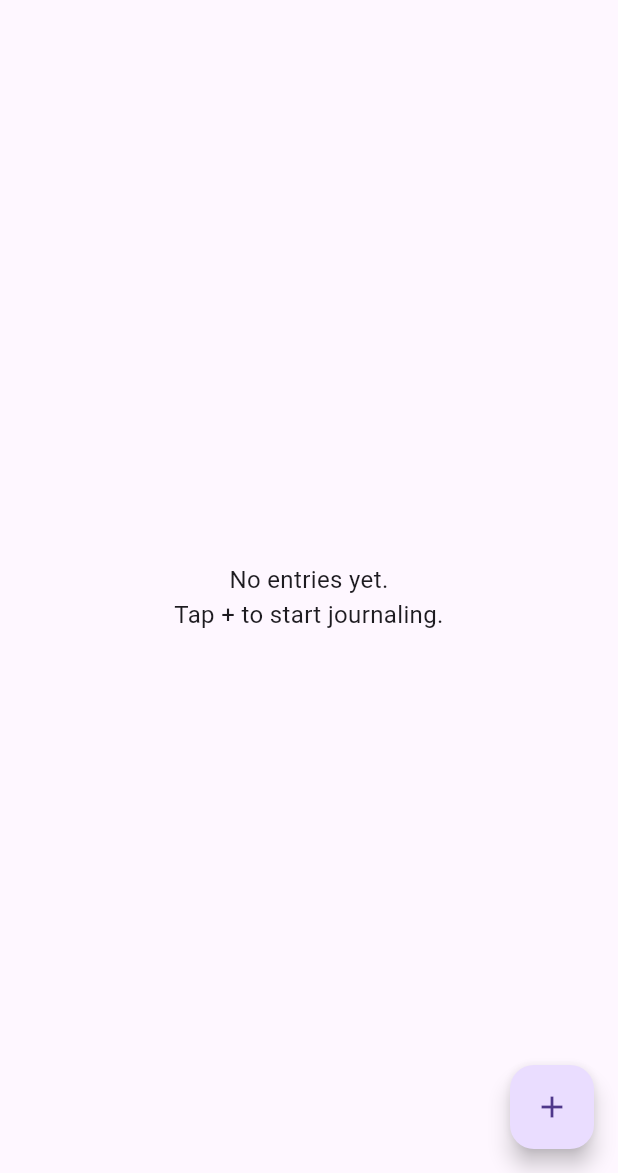
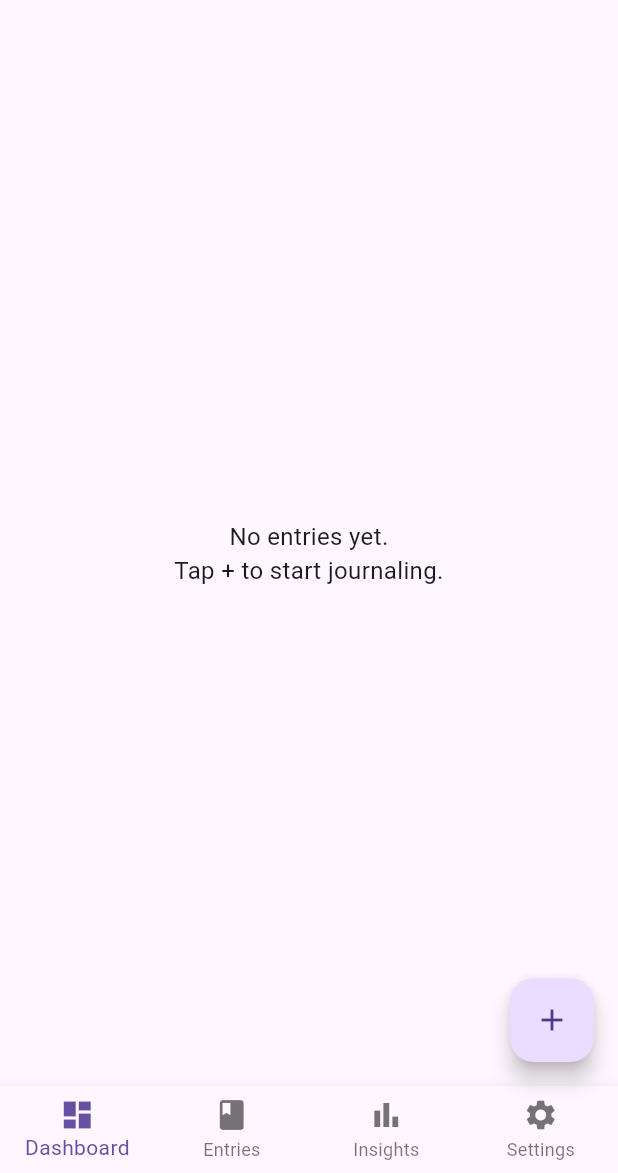
Before and after one commit to KenyNguyenn321/project-02, a Flutter app: the HomeScreen screen opened directly, on a phone screen of 412 x 824 dp, the part 63-1236 px from its top. Run offline on Flutter 3.47's test engine with Material 3 defaults, Android fonts, the phone set to English and light mode, and no system bars; our stand-ins replace cloud_firestore, firebase_auth, firebase_core, firebase_messaging, firebase_storage, image_picker and 1 more; accounts and stored records are empty.

Commit message:
polishing dashboard while keeping bottom navigation
polishing dashboard while keeping bottom navigation

```diff
--- a/keny_zen/lib/screens/home_screen.dart
+++ b/keny_zen/lib/screens/home_screen.dart
@@ -1,79 +1,164 @@
 import 'package:flutter/material.dart';
+import '../models/journal_entry.dart';
 import '../services/auth_service.dart';
 import '../services/firestore_service.dart';
-import '../models/journal_entry.dart';
 import 'add_entry_screen.dart';
+import 'entry_history_screen.dart';
+import 'insights_screen.dart';
+import 'login_screen.dart';
+import 'settings_screen.dart';
 
-// main dashboard screen
-class HomeScreen extends StatelessWidget {
+// main dashboard after login
+class HomeScreen extends StatefulWidget {
   const HomeScreen({super.key});
 
-  // format date nicely
+  @override
+  State<HomeScreen> createState() => _HomeScreenState();
+}
+
+// controls bottom navigation state
+class _HomeScreenState extends State<HomeScreen> {
+  // selected bottom nav index
+  int _selectedIndex = 0;
+
+  // auth service instance
+  final AuthService _authService = AuthService();
+
+  // list of main screens
+  final List<Widget> _screens = const [
+    DashboardContent(),
+    EntryHistoryScreen(),
+    InsightsScreen(),
+    SettingsScreen(),
+  ];
+
+  // update current tab
+  void _onTabSelected(int index) {
+    setState(() {
+      _selectedIndex = index;
+    });
+  }
+
+  // logout user
+  void _logout() async {
+    await _authService.logout();
+
+    // stop if widget is no longer active
+    if (!mounted) return;
+
+    // return to login screen
+    Navigator.pushReplacement(
+      context,
+      MaterialPageRoute(builder: (_) => const LoginScreen()),
+    );
+  }
+
+  // open add entry screen
+  void _openAddEntryScreen() {
+    Navigator.push(
+      context,
+      MaterialPageRoute(builder: (_) => const AddEntryScreen()),
+    );
+  }
+
+  @override
+  Widget build(BuildContext context) {
+    return Scaffold(
+      // top app bar
+      appBar: AppBar(
+        title: const Text('Keny-Zen'),
+        actions: [
+          IconButton(
+            onPressed: _logout,
+            icon: const Icon(Icons.logout),
+          ),
+        ],
+      ),
+
+      // selected tab content
+      body: _screens[_selectedIndex],
+
+      // bottom navigation tabs
+      bottomNavigationBar: BottomNavigationBar(
+        currentIndex: _selectedIndex,
+        onTap: _onTabSelected,
+        type: BottomNavigationBarType.fixed,
+        items: const [
+          BottomNavigationBarItem(
+            icon: Icon(Icons.dashboard),
+            label: 'Dashboard',
+          ),
+          BottomNavigationBarItem(
+            icon: Icon(Icons.book),
+            label: 'Entries',
+          ),
+          BottomNavigationBarItem(
+            icon: Icon(Icons.bar_chart),
+            label: 'Insights',
+          ),
+          BottomNavigationBarItem(
+            icon: Icon(Icons.settings),
+            label: 'Settings',
+          ),
+        ],
+      ),
+
+      // add entry button
+      floatingActionButton: FloatingActionButton(
+        onPressed: _openAddEntryScreen,
+        child: const Icon(Icons.add),
+      ),
+    );
+  }
+}
+
+// dashboard tab content
+class DashboardContent extends StatelessWidget {
+  const DashboardContent({super.key});
+
+  // format date for dashboard
   String _formatDate(DateTime date) {
     return '${date.month}/${date.day}/${date.year}';
   }
 
   @override
   Widget build(BuildContext context) {
+    // service instances
     final AuthService authService = AuthService();
     final FirestoreService firestoreService = FirestoreService();
 
+    // current signed-in user
     final user = authService.currentUser;
 
+    // show message if user is missing
     if (user == null) {
-      return const Scaffold(
-        body: Center(child: Text('User not logged in')),
+      return const Center(
+        child: Text('Please log in to view dashboard.'),
       );
     }
 
-    return Scaffold(
-      appBar: AppBar(
-        title: const Text('Keny-Zen'),
+    return StreamBuilder<List<JournalEntry>>(
+      // listen to user entries
+      stream: firestoreService.getEntries(user.uid),
 
-        // logout button
-        actions: [
-          IconButton(
-            onPressed: () async {
-              await authService.logout();
-
-              if (!context.mounted) return;
-
-              Navigator.pushReplacementNamed(context, '/login');
-            },
-            icon: const Icon(Icons.logout),
-          ),
-        ],
-      ),
-
-      // floating button to add entry
-      floatingActionButton: FloatingActionButton(
-        onPressed: () {
-          Navigator.push(
-            context,
-            MaterialPageRoute(builder: (_) => const AddEntryScreen()),
-          );
-        },
-        child: const Icon(Icons.add),
-      ),
-
-      body: StreamBuilder<List<JournalEntry>>(
-        stream: firestoreService.getEntries(user.uid),
+      // rebuild dashboard with latest data
       builder: (context, snapshot) {
-          // loading
+        // loading state
         if (snapshot.connectionState == ConnectionState.waiting) {
           return const Center(child: CircularProgressIndicator());
         }
 
-          // error
+        // error state
         if (snapshot.hasError) {
           return Center(
-              child: Text('Error: ${snapshot.error}'),
+            child: Text('Error loading dashboard: ${snapshot.error}'),
           );
         }
 
+        // saved entries
         final entries = snapshot.data ?? [];
 
-          // empty state (IMPORTANT for rubric)
+        // empty state
         if (entries.isEmpty) {
           return const Center(
             child: Text(
@@ -84,55 +169,67 @@ class HomeScreen extends StatelessWidget {
           );
         }
 
-          // most recent entry
-          final latest = entries.first;
+        // latest entry
+        final latestEntry = entries.first;
 
         return Padding(
           padding: const EdgeInsets.all(16.0),
+
+          // dashboard content
           child: Column(
             crossAxisAlignment: CrossAxisAlignment.start,
             children: [
               const Text(
                 'Today’s Reflection',
-                  style: TextStyle(
-                    fontSize: 22,
-                    fontWeight: FontWeight.bold,
-                  ),
+                style: TextStyle(fontSize: 22, fontWeight: FontWeight.bold),
               ),
 
               const SizedBox(height: 16),
 
+              // latest entry card
               Card(
                 child: Padding(
                   padding: const EdgeInsets.all(16.0),
+
+                  // recent entry content
                   child: Column(
                     crossAxisAlignment: CrossAxisAlignment.start,
                     children: [
+                      const Text(
+                        'Recent Entry:',
+                        style: TextStyle(fontWeight: FontWeight.bold),
+                      ),
+
+                      const SizedBox(height: 8),
+
                       Text(
-                          latest.content,
+                        latestEntry.content,
                         maxLines: 3,
                         overflow: TextOverflow.ellipsis,
                       ),
 
                       const SizedBox(height: 8),
 
-                        Text(
-                          'Mood: ${latest.mood}',
-                          style: const TextStyle(fontWeight: FontWeight.bold),
-                        ),
+                      Text('Mood: ${latestEntry.mood}'),
 
                       const SizedBox(height: 4),
 
-                        Text(_formatDate(latest.createdAt)),
+                      Text('Date: ${_formatDate(latestEntry.createdAt)}'),
                     ],
                   ),
                 ),
+              ),
+
+              const SizedBox(height: 16),
+
+              Text(
+                'Total Entries: ${entries.length}',
+                style: const TextStyle(fontSize: 16),
               ),
             ],
           ),
         );
       },
-      ),
     );
   }
 }
```
Lines whose indentation alone changed are shown as unchanged.
